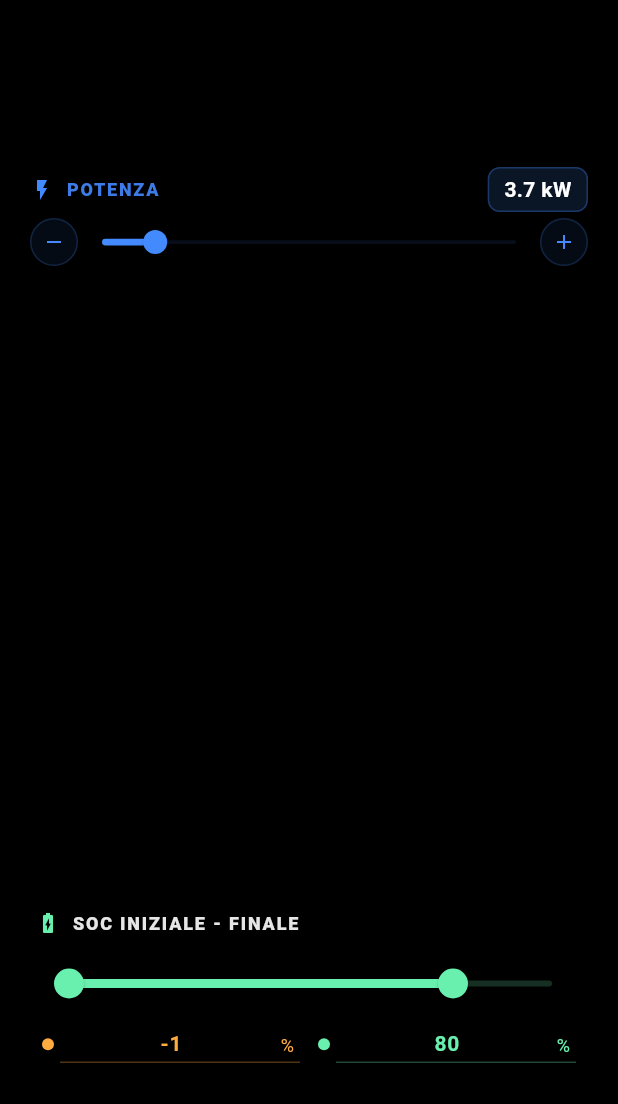
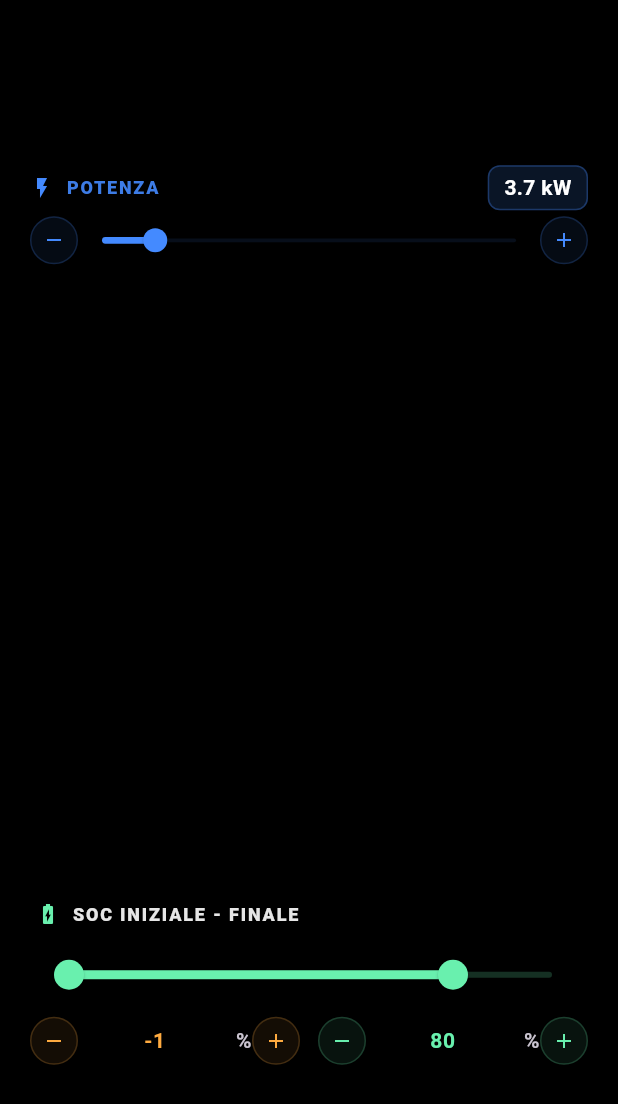
Before and after one commit to vitolog76-hub/smartcharge_v2, a Flutter app: the ChargingControls widget shown alone on an empty page, opened directly with empty values, on a phone screen of 412 x 824 dp. Shown: the top 1104 px of the screen. Run offline on Flutter 3.47's test engine with Material 3 defaults, Android fonts, the phone set to English and light mode, and no system bars; our stand-ins replace cloud_firestore, file_picker, firebase_auth, firebase_core, fl_chart, flutter_dotenv and 8 more; missing offline and left inert: syncfusion_flutter_pdf, universal_html; accounts and stored records are empty; project files that could hold a hidden picture were left out.

Commit message:
UI: aggiunti tasti + e - per regolazione fine SOC

```diff
--- a/lib/widgets/charging_controls.dart
+++ b/lib/widgets/charging_controls.dart
@@ -108,7 +108,7 @@ class ChargingControls extends StatelessWidget {
     );
   }
 
-  // 🔥 RangeSlider con INPUT MANUALE per SOC
+ // 🔥 AGGIUNTO SOLO + E - AI LATI DEI TEXTFIELD ORIGINALI
   Widget _buildRangeSliderWithInput(AppLocalizations l10n) {
     final TextEditingController startController = TextEditingController(
       text: provider.currentSoc.toInt().toString()
@@ -122,7 +122,7 @@ class ChargingControls extends StatelessWidget {
         return Column(
           crossAxisAlignment: CrossAxisAlignment.start,
           children: [
-            // Intestazione
+            // Intestazione (Invariata)
             Padding(
               padding: const EdgeInsets.only(left: 4, bottom: 8),
               child: Row(
@@ -142,7 +142,7 @@ class ChargingControls extends StatelessWidget {
               ),
             ),
 
-            // RangeSlider
+            // RangeSlider (Invariato)
             RangeSlider(
               values: RangeValues(provider.currentSoc, provider.targetSoc),
               min: 0,
@@ -150,134 +150,79 @@ class ChargingControls extends StatelessWidget {
               divisions: 100,
               activeColor: Colors.greenAccent,
               inactiveColor: Colors.greenAccent.withOpacity(0.2),
-              labels: RangeLabels(
-                '${provider.currentSoc.toInt()}%',
-                '${provider.targetSoc.toInt()}%',
-              ),
               onChanged: provider.isSimulating
                   ? null
                   : (RangeValues newValues) {
-                      if (newValues.start != provider.currentSoc) {
-                        provider.updateCurrentSoc(newValues.start);
-                        startController.text = newValues.start.toInt().toString();
-                      }
-                      if (newValues.end != provider.targetSoc) {
-                        provider.updateTargetSoc(newValues.end);
-                        endController.text = newValues.end.toInt().toString();
-                      }
+                      provider.updateCurrentSoc(newValues.start);
+                      provider.updateTargetSoc(newValues.end);
+                      setState(() {});
                     },
             ),
 
-            // Input manuali per SOC Iniziale e Finale
+            // Riga Input con l'aggiunta dei tasti + e -
             Padding(
-              padding: const EdgeInsets.symmetric(horizontal: 8, vertical: 4),
+              padding: const EdgeInsets.symmetric(horizontal: 0, vertical: 4),
               child: Row(
                 mainAxisAlignment: MainAxisAlignment.spaceBetween,
                 children: [
-                  // Input SOC Iniziale
+                  // --- SOC INIZIALE CON TASTI ---
                   Expanded(
                     child: Row(
                       children: [
-                        Container(
-                          width: 8,
-                          height: 8,
-                          decoration: const BoxDecoration(
-                            color: Colors.orangeAccent,
-                            shape: BoxShape.circle,
-                          ),
-                        ),
-                        const SizedBox(width: 4),
+                        _buildSmallButton(Icons.remove, Colors.orangeAccent, () {
+                          if (provider.currentSoc > 0) {
+                            provider.updateCurrentSoc(provider.currentSoc - 1);
+                            setState(() {});
+                          }
+                        }),
                         Expanded(
                           child: TextField(
                             controller: startController,
                             keyboardType: TextInputType.number,
                             textAlign: TextAlign.center,
-                            style: const TextStyle(
-                              color: Colors.orangeAccent,
-                              fontWeight: FontWeight.bold,
-                              fontSize: 14,
-                            ),
-                            decoration: InputDecoration(
-                              isDense: true,
-                              contentPadding: const EdgeInsets.symmetric(horizontal: 4, vertical: 2),
-                              border: UnderlineInputBorder(
-                                borderSide: BorderSide(color: Colors.orangeAccent.withOpacity(0.3)),
-                              ),
-                              enabledBorder: UnderlineInputBorder(
-                                borderSide: BorderSide(color: Colors.orangeAccent.withOpacity(0.3)),
-                              ),
-                              focusedBorder: const UnderlineInputBorder(
-                                borderSide: BorderSide(color: Colors.orangeAccent),
-                              ),
-                              suffixText: '%',
-                              suffixStyle: const TextStyle(color: Colors.orangeAccent, fontSize: 12),
-                            ),
-                            onSubmitted: (newValue) {
-                              int? parsed = int.tryParse(newValue);
-                              if (parsed != null) {
-                                int clamped = parsed.clamp(0, provider.targetSoc.toInt() - 1);
-                                provider.updateCurrentSoc(clamped.toDouble());
-                                startController.text = clamped.toString();
-                              } else {
-                                startController.text = provider.currentSoc.toInt().toString();
-                              }
-                            },
+                            style: const TextStyle(color: Colors.orangeAccent, fontWeight: FontWeight.bold, fontSize: 14),
+                            decoration: const InputDecoration(isDense: true, border: InputBorder.none, suffixText: '%'),
+                            onSubmitted: (v) => provider.updateCurrentSoc(double.tryParse(v) ?? provider.currentSoc),
                           ),
                         ),
+                        _buildSmallButton(Icons.add, Colors.orangeAccent, () {
+                          if (provider.currentSoc < provider.targetSoc - 1) {
+                            provider.updateCurrentSoc(provider.currentSoc + 1);
+                            setState(() {});
+                          }
+                        }),
                       ],
                     ),
                   ),
+
                   const SizedBox(width: 12),
-                  // Input SOC Finale
+
+                  // --- SOC FINALE CON TASTI ---
                   Expanded(
                     child: Row(
                       children: [
-                        Container(
-                          width: 8,
-                          height: 8,
-                          decoration: const BoxDecoration(
-                            color: Colors.greenAccent,
-                            shape: BoxShape.circle,
-                          ),
-                        ),
-                        const SizedBox(width: 4),
+                        _buildSmallButton(Icons.remove, Colors.greenAccent, () {
+                          if (provider.targetSoc > provider.currentSoc + 1) {
+                            provider.updateTargetSoc(provider.targetSoc - 1);
+                            setState(() {});
+                          }
+                        }),
                         Expanded(
                           child: TextField(
                             controller: endController,
                             keyboardType: TextInputType.number,
                             textAlign: TextAlign.center,
-                            style: const TextStyle(
-                              color: Colors.greenAccent,
-                              fontWeight: FontWeight.bold,
-                              fontSize: 14,
-                            ),
-                            decoration: InputDecoration(
-                              isDense: true,
-                              contentPadding: const EdgeInsets.symmetric(horizontal: 4, vertical: 2),
-                              border: UnderlineInputBorder(
-                                borderSide: BorderSide(color: Colors.greenAccent.withOpacity(0.3)),
-                              ),
-                              enabledBorder: UnderlineInputBorder(
-                                borderSide: BorderSide(color: Colors.greenAccent.withOpacity(0.3)),
-                              ),
-                              focusedBorder: const UnderlineInputBorder(
-                                borderSide: BorderSide(color: Colors.greenAccent),
-                              ),
-                              suffixText: '%',
-                              suffixStyle: const TextStyle(color: Colors.greenAccent, fontSize: 12),
-                            ),
-                            onSubmitted: (newValue) {
-                              int? parsed = int.tryParse(newValue);
-                              if (parsed != null) {
-                                int clamped = parsed.clamp(provider.currentSoc.toInt() + 1, 100);
-                                provider.updateTargetSoc(clamped.toDouble());
-                                endController.text = clamped.toString();
-                              } else {
-                                endController.text = provider.targetSoc.toInt().toString();
-                              }
-                            },
+                            style: const TextStyle(color: Colors.greenAccent, fontWeight: FontWeight.bold, fontSize: 14),
+                            decoration: const InputDecoration(isDense: true, border: InputBorder.none, suffixText: '%'),
+                            onSubmitted: (v) => provider.updateTargetSoc(double.tryParse(v) ?? provider.targetSoc),
                           ),
                         ),
+                        _buildSmallButton(Icons.add, Colors.greenAccent, () {
+                          if (provider.targetSoc < 100) {
+                            provider.updateTargetSoc(provider.targetSoc + 1);
+                            setState(() {});
+                          }
+                        }),
                       ],
                     ),
                   ),
```
